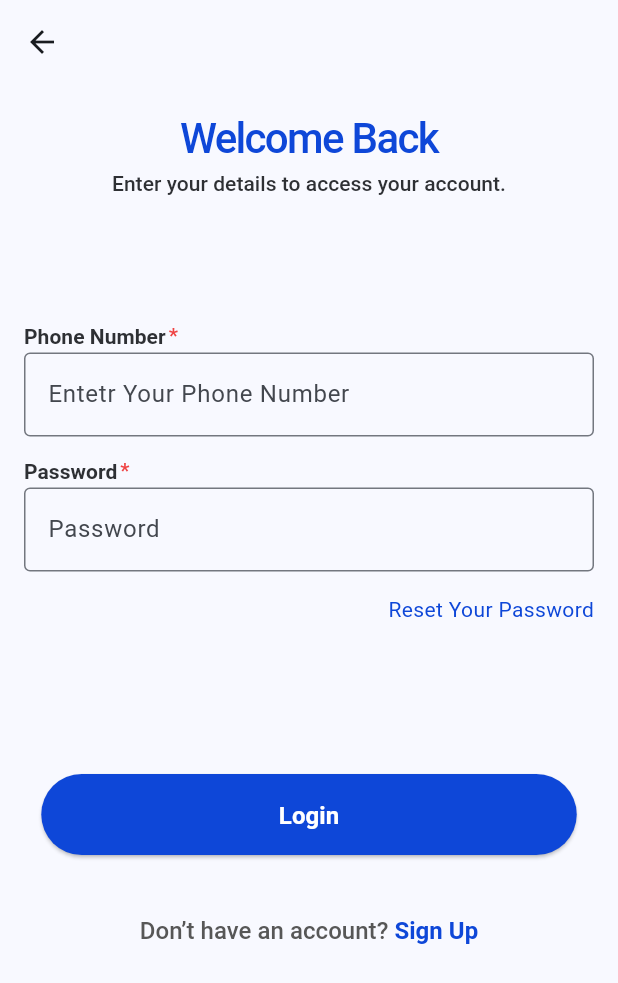
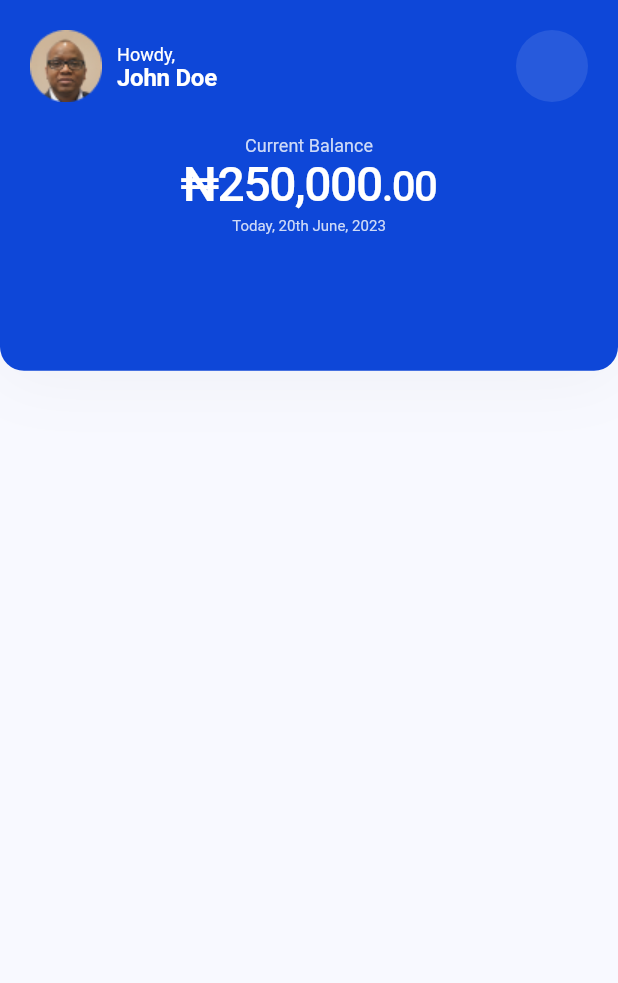
Before and after one commit to ekumamatthew/stressSense, a Flutter app: the Signin screen opened directly, after a tap on "Login", on a phone screen of 412 x 824 dp. Shown: the top 983 px of the screen. Run offline on Flutter 3.47's test engine with Material 3 defaults, Android fonts, the phone set to English and light mode, and no system bars; Roboto replaces fonts that are missing (Raleway, Ubuntu).

Commit message:
dashboard screen

```diff
--- a/lib/screens/authScreens/signin/signin.dart
+++ b/lib/screens/authScreens/signin/signin.dart
@@ -1,5 +1,6 @@
 import 'package:flutter/material.dart';
 import 'package:my_fizi_app/screens/authScreens/resetPassword/resetPassword.dart';
+import 'package:my_fizi_app/screens/dashboardScreens/layout/dashboardPage.dart';
 
 import 'package:my_fizi_app/theme/colors.dart';
 import 'package:my_fizi_app/widgets/buttonsWidget/buttons.dart';
@@ -29,11 +30,12 @@ class _SigninState extends State<Signin> {
   }
 
   void _handleSubmit() {
-    // Navigator.push(
-    //   context,
-    //   MaterialPageRoute(builder: (context) => const CreateAccount()),
-    // );
+    Navigator.push(
+      context,
+      MaterialPageRoute(builder: (context) => const Dashboard()),
+    );
   }
+
   @override
   Widget build(BuildContext context) {
     return Scaffold(
--- /dev/null
+++ b/lib/screens/dashboardScreens/layout/dashboardPage.dart
@@ -0,0 +1,13 @@
+import 'package:flutter/material.dart';
+import 'package:my_fizi_app/widgets/dashboardWidgets/accountFrame.dart';
+
+class Dashboard extends StatelessWidget {
+  const Dashboard({super.key});
+
+  @override
+  Widget build(BuildContext context) {
+    return const Scaffold(
+      body: SafeArea(child: AccountWidget()),
+    );
+  }
+}
--- /dev/null
+++ b/lib/widgets/dashboardWidgets/accountFrame.dart
@@ -0,0 +1,174 @@
+import 'package:flutter/material.dart';
+
+class AccountWidget extends StatelessWidget {
+  const AccountWidget({super.key});
+
+  @override
+  Widget build(BuildContext context) {
+    return Container(
+      height: MediaQuery.of(context).size.height * 0.30,
+      width: MediaQuery.of(context).size.width,
+      padding: const EdgeInsets.all(20),
+      decoration: const ShapeDecoration(
+        color: Color(0xFF0E47D8),
+        shape: RoundedRectangleBorder(
+          borderRadius: BorderRadius.only(
+            bottomLeft: Radius.circular(16),
+            bottomRight: Radius.circular(16),
+          ),
+        ),
+        shadows: [
+          BoxShadow(
+            color: Color(0x0A000000),
+            blurRadius: 40,
+            offset: Offset(0, 4),
+            spreadRadius: 0,
+          )
+        ],
+      ),
+      child: Stack(
+        children: [
+          SizedBox(
+            child: Row(
+              mainAxisAlignment: MainAxisAlignment.spaceBetween,
+              children: [
+                Row(
+                  mainAxisSize: MainAxisSize.min,
+                  mainAxisAlignment: MainAxisAlignment.start,
+                  crossAxisAlignment: CrossAxisAlignment.center,
+                  children: [
+                    SizedBox(
+                      width: 48,
+                      height: 48,
+                      // decoration: ShapeDecoration(
+                      //   // image: const DecorationImage(
+                      //   //   image:
+                      //   //       NetworkImage("https://via.placeholder.com/48x48"),
+                      //   //   fit: BoxFit.fill,
+                      //   // ),
+
+                      //   shape: RoundedRectangleBorder(
+                      //     borderRadius: BorderRadius.circular(200),
+                      //   ),
+                      // ),
+
+                      child: Image.asset(
+                        'assets/images/logoImages/profile.png',
+                      ),
+                    ),
+                    const SizedBox(width: 10),
+                    const Column(
+                      mainAxisSize: MainAxisSize.min,
+                      mainAxisAlignment: MainAxisAlignment.start,
+                      crossAxisAlignment: CrossAxisAlignment.start,
+                      children: [
+                        Text(
+                          'Howdy,',
+                          style: TextStyle(
+                            color: Colors.white,
+                            fontSize: 12,
+                            fontFamily: 'Raleway',
+                            fontWeight: FontWeight.w400,
+                            height: 0.12,
+                            letterSpacing: 0.02,
+                          ),
+                        ),
+                        SizedBox(
+                          height: 15,
+                        ),
+                        Text(
+                          'John Doe',
+                          style: TextStyle(
+                            color: Colors.white,
+                            fontSize: 16,
+                            fontFamily: 'Raleway',
+                            fontWeight: FontWeight.w700,
+                            height: 0.09,
+                            letterSpacing: -0.16,
+                          ),
+                        ),
+                      ],
+                    ),
+                  ],
+                ),
+                Container(
+                  width: 48,
+                  height: 48,
+                  padding:
+                      const EdgeInsets.symmetric(horizontal: 10, vertical: 28),
+                  decoration: ShapeDecoration(
+                    color: Colors.white.withOpacity(0.10000000149011612),
+                    shape: RoundedRectangleBorder(
+                      borderRadius: BorderRadius.circular(400),
+                    ),
+                  ),
+                )
+              ],
+            ),
+          ),
+          const Center(
+            child: Column(
+              mainAxisSize: MainAxisSize.min,
+              mainAxisAlignment: MainAxisAlignment.center,
+              crossAxisAlignment: CrossAxisAlignment.center,
+              children: [
+                Text(
+                  'Current Balance',
+                  style: TextStyle(
+                    color: Color(0xFFCEDAF7),
+                    fontSize: 12,
+                    fontFamily: 'Raleway',
+                    fontWeight: FontWeight.w400,
+                    height: 0.12,
+                    letterSpacing: 0.02,
+                  ),
+                ),
+                SizedBox(height: 25),
+                Text.rich(
+                  TextSpan(
+                    children: [
+                      TextSpan(
+                        text: '₦250,000',
+                        style: TextStyle(
+                          color: Colors.white,
+                          fontSize: 32,
+                          fontFamily: 'Ubuntu',
+                          fontWeight: FontWeight.w500,
+                          height: 0.04,
+                          letterSpacing: -0.96,
+                        ),
+                      ),
+                      TextSpan(
+                        text: '.00',
+                        style: TextStyle(
+                          color: Colors.white,
+                          fontSize: 28,
+                          fontFamily: 'Ubuntu',
+                          fontWeight: FontWeight.w500,
+                          height: 0.04,
+                          letterSpacing: -1.12,
+                        ),
+                      ),
+                    ],
+                  ),
+                ),
+                SizedBox(height: 25),
+                Text(
+                  'Today, 20th June, 2023',
+                  style: TextStyle(
+                    color: Color(0xFFCEDAF7),
+                    fontSize: 10,
+                    fontFamily: 'Raleway',
+                    fontWeight: FontWeight.w400,
+                    height: 0.14,
+                    letterSpacing: 0.02,
+                  ),
+                ),
+              ],
+            ),
+          ),
+        ],
+      ),
+    );
+  }
+}
--- a/lib/widgets/inputs/otpInput.dart
+++ b/lib/widgets/inputs/otpInput.dart
@@ -27,7 +27,7 @@ class OtpInput extends StatelessWidget {
       crossAxisAlignment: CrossAxisAlignment.start,
       children: [
         SizedBox(
-          width: 40,
+          width: 54,
           child: TextFormField(
               initialValue: initialValue,
               decoration: InputDecoration(
--- a/pubspec.yaml
+++ b/pubspec.yaml
@@ -61,6 +61,7 @@ flutter:
   # To add assets to your application, add an assets section, like this:
   assets:
     - assets/images/logoImages/
+    - assets/images/dashboard/
   #   - images/a_dot_ham.jpeg
 
   # An image asset can refer to one or more resolution-specific "variants", see
```
Also changed, not shown: lib/screens/authScreens/verifyEmail/verifyEmail.dart (+141 -2 lines), assets/images/logoImages/profile.png (added).
